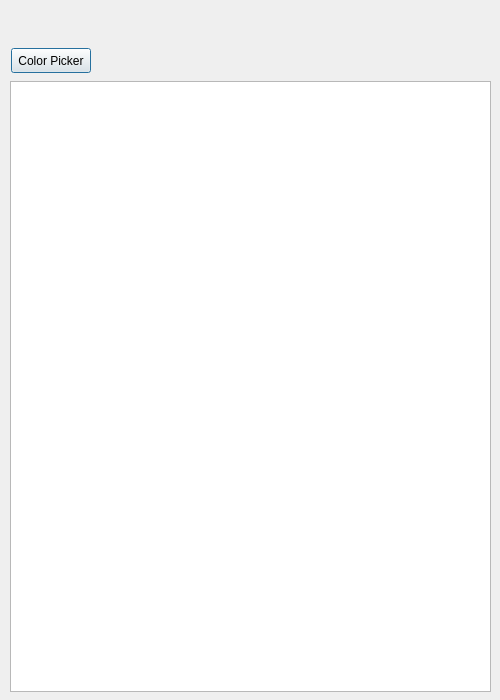
Qt form ui/dialogsettings.ui (ignmiz/ATC_Console) before a commit.
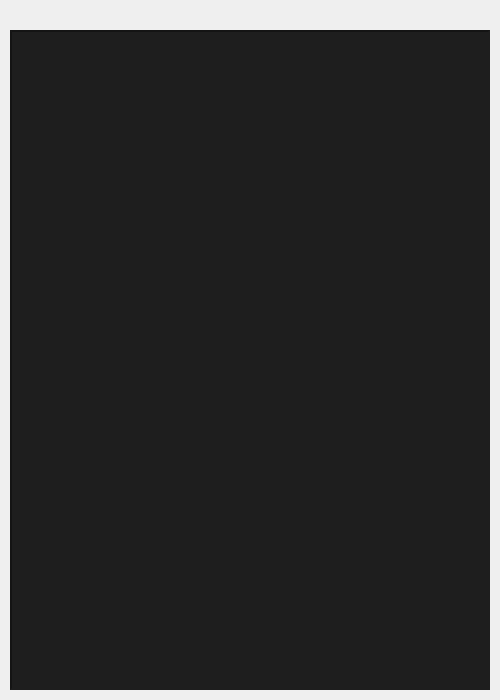
The same form after that commit. Custom widgets are drawn as their Qt base class.

The edit to the form file:
```diff
--- a/ui/dialogsettings.ui
+++ b/ui/dialogsettings.ui
@@ -17,458 +17,24 @@
    <property name="geometry">
     <rect>
      <x>10</x>
-     <y>81</y>
-     <width>481</width>
-     <height>611</height>
+     <y>30</y>
+     <width>480</width>
+     <height>660</height>
     </rect>
-   </property>
-  </widget>
-  <widget class="QPushButton" name="buttonColorPicker">
-   <property name="geometry">
-    <rect>
-     <x>11</x>
-     <y>48</y>
-     <width>80</width>
-     <height>25</height>
-    </rect>
-   </property>
-   <property name="text">
-    <string>Color Picker</string>
-   </property>
-  </widget>
-  <widget class="QWidget" name="widgetColor" native="true">
-   <property name="geometry">
-    <rect>
-     <x>145</x>
-     <y>48</y>
-     <width>100</width>
-     <height>25</height>
-    </rect>
-   </property>
-   <property name="minimumSize">
-    <size>
-     <width>100</width>
-     <height>0</height>
-    </size>
-   </property>
-   <property name="palette">
-    <palette>
-     <active>
-      <colorrole role="WindowText">
-       <brush brushstyle="SolidPattern">
-        <color alpha="255">
-         <red>0</red>
-         <green>0</green>
-         <blue>0</blue>
-        </color>
-       </brush>
-      </colorrole>
-      <colorrole role="Button">
-       <brush brushstyle="SolidPattern">
-        <color alpha="255">
-         <red>255</red>
-         <green>255</green>
-         <blue>255</blue>
-        </color>
-       </brush>
-      </colorrole>
-      <colorrole role="Light">
-       <brush brushstyle="SolidPattern">
-        <color alpha="255">
-         <red>255</red>
-         <green>255</green>
-         <blue>255</blue>
-        </color>
-       </brush>
-      </colorrole>
-      <colorrole role="Midlight">
-       <brush brushstyle="SolidPattern">
-        <color alpha="255">
-         <red>255</red>
-         <green>255</green>
-         <blue>255</blue>
-        </color>
-       </brush>
-      </colorrole>
-      <colorrole role="Dark">
-       <brush brushstyle="SolidPattern">
-        <color alpha="255">
-         <red>127</red>
-         <green>127</green>
-         <blue>127</blue>
-        </color>
-       </brush>
-      </colorrole>
-      <colorrole role="Mid">
-       <brush brushstyle="SolidPattern">
-        <color alpha="255">
-         <red>170</red>
-         <green>170</green>
-         <blue>170</blue>
-        </color>
-       </brush>
-      </colorrole>
-      <colorrole role="Text">
-       <brush brushstyle="SolidPattern">
-        <color alpha="255">
-         <red>0</red>
-         <green>0</green>
-         <blue>0</blue>
-        </color>
-       </brush>
-      </colorrole>
-      <colorrole role="BrightText">
-       <brush brushstyle="SolidPattern">
-        <color alpha="255">
-         <red>255</red>
-         <green>255</green>
-         <blue>255</blue>
-        </color>
-       </brush>
-      </colorrole>
-      <colorrole role="ButtonText">
-       <brush brushstyle="SolidPattern">
-        <color alpha="255">
-         <red>0</red>
-         <green>0</green>
-         <blue>0</blue>
-        </color>
-       </brush>
-      </colorrole>
-      <colorrole role="Base">
-       <brush brushstyle="SolidPattern">
-        <color alpha="255">
-         <red>255</red>
-         <green>255</green>
-         <blue>255</blue>
-        </color>
-       </brush>
-      </colorrole>
-      <colorrole role="Window">
-       <brush brushstyle="SolidPattern">
-        <color alpha="255">
-         <red>255</red>
-         <green>255</green>
-         <blue>255</blue>
-        </color>
-       </brush>
-      </colorrole>
-      <colorrole role="Shadow">
-       <brush brushstyle="SolidPattern">
-        <color alpha="255">
-         <red>0</red>
-         <green>0</green>
-         <blue>0</blue>
-        </color>
-       </brush>
-      </colorrole>
-      <colorrole role="AlternateBase">
-       <brush brushstyle="SolidPattern">
-        <color alpha="255">
-         <red>255</red>
-         <green>255</green>
-         <blue>255</blue>
-        </color>
-       </brush>
-      </colorrole>
-      <colorrole role="ToolTipBase">
-       <brush brushstyle="SolidPattern">
-        <color alpha="255">
-         <red>255</red>
-         <green>255</green>
-         <blue>220</blue>
-        </color>
-       </brush>
-      </colorrole>
-      <colorrole role="ToolTipText">
-       <brush brushstyle="SolidPattern">
-        <color alpha="255">
-         <red>0</red>
-         <green>0</green>
-         <blue>0</blue>
-        </color>
-       </brush>
-      </colorrole>
-     </active>
-     <inactive>
-      <colorrole role="WindowText">
-       <brush brushstyle="SolidPattern">
-        <color alpha="255">
-         <red>0</red>
-         <green>0</green>
-         <blue>0</blue>
-        </color>
-       </brush>
-      </colorrole>
-      <colorrole role="Button">
-       <brush brushstyle="SolidPattern">
-        <color alpha="255">
-         <red>255</red>
-         <green>255</green>
-         <blue>255</blue>
-        </color>
-       </brush>
-      </colorrole>
-      <colorrole role="Light">
-       <brush brushstyle="SolidPattern">
-        <color alpha="255">
-         <red>255</red>
-         <green>255</green>
-         <blue>255</blue>
-        </color>
-       </brush>
-      </colorrole>
-      <colorrole role="Midlight">
-       <brush brushstyle="SolidPattern">
-        <color alpha="255">
-         <red>255</red>
-         <green>255</green>
-         <blue>255</blue>
-        </color>
-       </brush>
-      </colorrole>
-      <colorrole role="Dark">
-       <brush brushstyle="SolidPattern">
-        <color alpha="255">
-         <red>127</red>
-         <green>127</green>
-         <blue>127</blue>
-        </color>
-       </brush>
-      </colorrole>
-      <colorrole role="Mid">
-       <brush brushstyle="SolidPattern">
-        <color alpha="255">
-         <red>170</red>
-         <green>170</green>
-         <blue>170</blue>
-        </color>
-       </brush>
-      </colorrole>
-      <colorrole role="Text">
-       <brush brushstyle="SolidPattern">
-        <color alpha="255">
-         <red>0</red>
-         <green>0</green>
-         <blue>0</blue>
-        </color>
-       </brush>
-      </colorrole>
-      <colorrole role="BrightText">
-       <brush brushstyle="SolidPattern">
-        <color alpha="255">
-         <red>255</red>
-         <green>255</green>
-         <blue>255</blue>
-        </color>
-       </brush>
-      </colorrole>
-      <colorrole role="ButtonText">
-       <brush brushstyle="SolidPattern">
-        <color alpha="255">
-         <red>0</red>
-         <green>0</green>
-         <blue>0</blue>
-        </color>
-       </brush>
-      </colorrole>
-      <colorrole role="Base">
-       <brush brushstyle="SolidPattern">
-        <color alpha="255">
-         <red>255</red>
-         <green>255</green>
-         <blue>255</blue>
-        </color>
-       </brush>
-      </colorrole>
-      <colorrole role="Window">
-       <brush brushstyle="SolidPattern">
-        <color alpha="255">
-         <red>255</red>
-         <green>255</green>
-         <blue>255</blue>
-        </color>
-       </brush>
-      </colorrole>
-      <colorrole role="Shadow">
-       <brush brushstyle="SolidPattern">
-        <color alpha="255">
-         <red>0</red>
-         <green>0</green>
-         <blue>0</blue>
-        </color>
-       </brush>
-      </colorrole>
-      <colorrole role="AlternateBase">
-       <brush brushstyle="SolidPattern">
-        <color alpha="255">
-         <red>255</red>
-         <green>255</green>
-         <blue>255</blue>
-        </color>
-       </brush>
-      </colorrole>
-      <colorrole role="ToolTipBase">
-       <brush brushstyle="SolidPattern">
-        <color alpha="255">
-         <red>255</red>
-         <green>255</green>
-         <blue>220</blue>
-        </color>
-       </brush>
-      </colorrole>
-      <colorrole role="ToolTipText">
-       <brush brushstyle="SolidPattern">
-        <color alpha="255">
-         <red>0</red>
-         <green>0</green>
-         <blue>0</blue>
-        </color>
-       </brush>
-      </colorrole>
-     </inactive>
-     <disabled>
-      <colorrole role="WindowText">
-       <brush brushstyle="SolidPattern">
-        <color alpha="255">
-         <red>127</red>
-         <green>127</green>
-         <blue>127</blue>
-        </color>
-       </brush>
-      </colorrole>
-      <colorrole role="Button">
-       <brush brushstyle="SolidPattern">
-        <color alpha="255">
-         <red>255</red>
-         <green>255</green>
-         <blue>255</blue>
-        </color>
-       </brush>
-      </colorrole>
-      <colorrole role="Light">
-       <brush brushstyle="SolidPattern">
-        <color alpha="255">
-         <red>255</red>
-         <green>255</green>
-         <blue>255</blue>
-        </color>
-       </brush>
-      </colorrole>
-      <colorrole role="Midlight">
-       <brush brushstyle="SolidPattern">
-        <color alpha="255">
-         <red>255</red>
-         <green>255</green>
-         <blue>255</blue>
-        </color>
-       </brush>
-      </colorrole>
-      <colorrole role="Dark">
-       <brush brushstyle="SolidPattern">
-        <color alpha="255">
-         <red>127</red>
-         <green>127</green>
-         <blue>127</blue>
-        </color>
-       </brush>
-      </colorrole>
-      <colorrole role="Mid">
-       <brush brushstyle="SolidPattern">
-        <color alpha="255">
-         <red>170</red>
-         <green>170</green>
-         <blue>170</blue>
-        </color>
-       </brush>
-      </colorrole>
-      <colorrole role="Text">
-       <brush brushstyle="SolidPattern">
-        <color alpha="255">
-         <red>127</red>
-         <green>127</green>
-         <blue>127</blue>
-        </color>
-       </brush>
-      </colorrole>
-      <colorrole role="BrightText">
-       <brush brushstyle="SolidPattern">
-        <color alpha="255">
-         <red>255</red>
-         <green>255</green>
-         <blue>255</blue>
-        </color>
-       </brush>
-      </colorrole>
-      <colorrole role="ButtonText">
-       <brush brushstyle="SolidPattern">
-        <color alpha="255">
-         <red>127</red>
-         <green>127</green>
-         <blue>127</blue>
-        </color>
-       </brush>
-      </colorrole>
-      <colorrole role="Base">
-       <brush brushstyle="SolidPattern">
-        <color alpha="255">
-         <red>255</red>
-         <green>255</green>
-         <blue>255</blue>
-        </color>
-       </brush>
-      </colorrole>
-      <colorrole role="Window">
-       <brush brushstyle="SolidPattern">
-        <color alpha="255">
-         <red>255</red>
-         <green>255</green>
-         <blue>255</blue>
-        </color>
-       </brush>
-      </colorrole>
-      <colorrole role="Shadow">
-       <brush brushstyle="SolidPattern">
-        <color alpha="255">
-         <red>0</red>
-         <green>0</green>
-         <blue>0</blue>
-        </color>
-       </brush>
-      </colorrole>
-      <colorrole role="AlternateBase">
-       <brush brushstyle="SolidPattern">
-        <color alpha="255">
-         <red>255</red>
-         <green>255</green>
-         <blue>255</blue>
-        </color>
-       </brush>
-      </colorrole>
-      <colorrole role="ToolTipBase">
-       <brush brushstyle="SolidPattern">
-        <color alpha="255">
-         <red>255</red>
-         <green>255</green>
-         <blue>220</blue>
-        </color>
-       </brush>
-      </colorrole>
-      <colorrole role="ToolTipText">
-       <brush brushstyle="SolidPattern">
-        <color alpha="255">
-         <red>0</red>
-         <green>0</green>
-         <blue>0</blue>
-        </color>
-       </brush>
-      </colorrole>
-     </disabled>
-    </palette>
    </property>
    <property name="autoFillBackground">
     <bool>false</bool>
    </property>
+   <property name="styleSheet">
+    <string notr="true">QTableView
+{
+	color: #c8c8c8;
+	background-color: #1e1e1e;
+	border-style: inset;
+	border-width: 2px;
+	border-color: #141414;
+}</string>
+   </property>
   </widget>
  </widget>
  <customwidgets>
```
